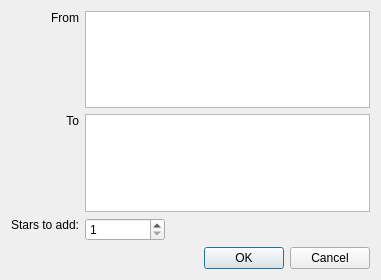
The window that src/dialogs/createbetweenstarsdlg.ui (maxlambertini/Warp2010) describes before a commit, drawn with Qt 5.
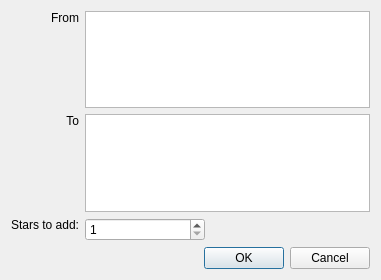
The same window after the commit.

```diff
--- a/src/dialogs/createbetweenstarsdlg.ui
+++ b/src/dialogs/createbetweenstarsdlg.ui
@@ -59,7 +59,7 @@
       <widget class="QSpinBox" name="spinBox">
        <property name="maximumSize">
         <size>
-         <width>80</width>
+         <width>120</width>
          <height>16777215</height>
         </size>
        </property>
```
